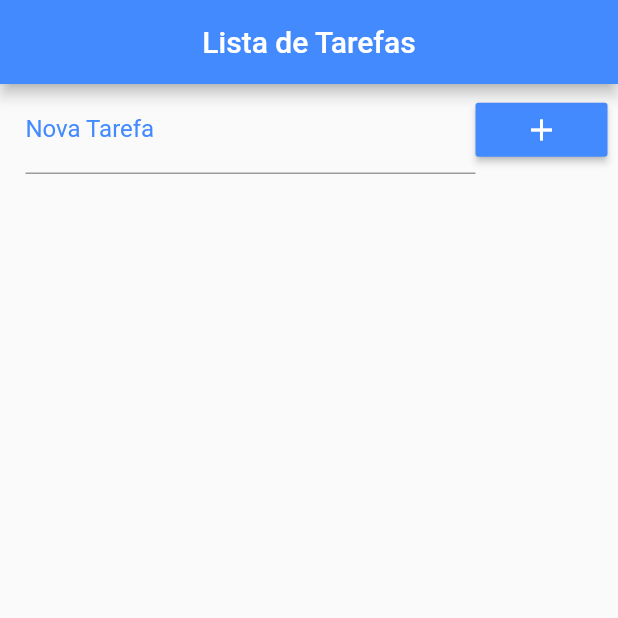
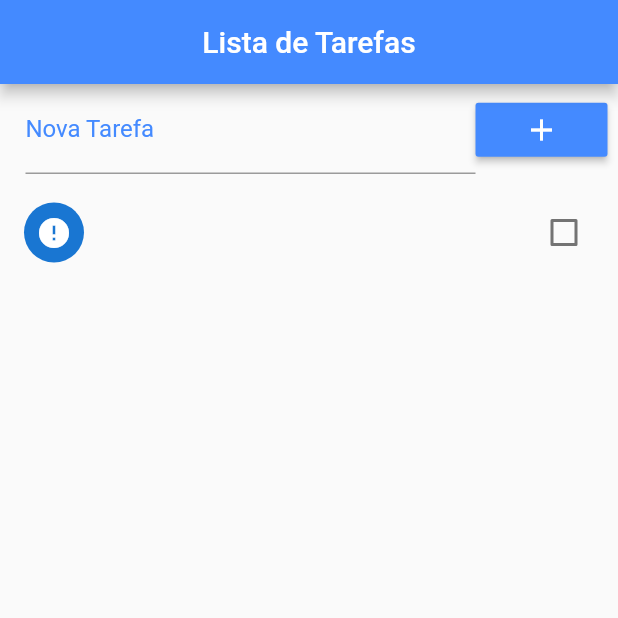
Before and after one commit to l3k/todo-flutter, a Flutter app: the screen it shows after launch, after a tap on the "add" icon, on a phone screen of 412 x 824 dp, the top half of it. Run offline on Flutter 3.47's test engine with Material 2 defaults, Android fonts, the phone set to English and light mode, and no system bars.

Commit message:
Criado a Lista, adicionado na mesma, salvando permanentemente e removendo itens

```diff
--- a/lib/main.dart
+++ b/lib/main.dart
@@ -16,7 +16,32 @@ class Home extends StatefulWidget {
 }
 
 class _HomeState extends State<Home> {
+  final _toDoController = TextEditingController();
+
   List _toDoList = [];
+
+
+  @override
+  void initState() {
+    super.initState();
+
+    _readData().then((data) {
+      setState(() {
+        _toDoList = json.decode(data);
+      });
+    });
+  }
+
+  void _addToDo() {
+    setState(() {
+      Map<String, dynamic> newToDo = Map();
+      newToDo["title"] = _toDoController.text;
+      _toDoController.text = "";
+      newToDo["ok"] = false;
+      _toDoList.add(newToDo);
+      _saveData();
+    });
+  }
 
   @override
   Widget build(BuildContext context) {
@@ -34,23 +59,61 @@ class _HomeState extends State<Home> {
               children: <Widget>[
                 Expanded(
                     child: TextField(
-                      decoration: InputDecoration(
-                        labelText: "Nova Tarefa",
-                        labelStyle: TextStyle(color: Colors.blueAccent)),
+                  controller: _toDoController,
+                  decoration: InputDecoration(
+                      labelText: "Nova Tarefa",
+                      labelStyle: TextStyle(color: Colors.blueAccent)),
                 )),
                 RaisedButton(
                   color: Colors.blueAccent,
                   child: Icon(Icons.add),
                   textColor: Colors.white,
-                  onPressed: () {},
+                  onPressed: _addToDo,
                 )
               ],
             ),
+          ),
+          Expanded(
+            child: ListView.builder(
+                padding: EdgeInsets.only(top: 10.0),
+                itemCount: _toDoList.length,
+                itemBuilder: buildItem),
           )
         ],
       ),
     );
   }
+
+  Widget buildItem(context, index) {
+    return Dismissible(
+      key: Key(DateTime.now().millisecondsSinceEpoch.toString()),
+      background: Container(
+        color: Colors.red,
+        child: Align(
+          alignment: Alignment(-0.9, 0.0),
+          child: Icon(Icons.delete, color: Colors.white,),
+        ),
+      ),
+      direction: DismissDirection.startToEnd,
+      child: CheckboxListTile(
+        title: Text(_toDoList[index]["title"]),
+        value: _toDoList[index]["ok"],
+        secondary: CircleAvatar(
+          child: Icon(
+              _toDoList[index]["ok"] ? Icons.check : Icons.error
+          ),
+        ),
+        onChanged: (c){
+          setState(() {
+            _toDoList[index]["ok"] = c;
+            _saveData();
+          });
+        },
+      ),
+    );
+  }
+
+  /**/
 
   Future<File> _getFile() async {
     final directory = await getApplicationDocumentsDirectory();
@@ -64,7 +127,7 @@ class _HomeState extends State<Home> {
     return file.writeAsString(data);
   }
 
-  Future<String> _readerData() async {
+  Future<String> _readData() async {
     try {
       final file = await _getFile();
 
--- a/pubspec.yaml
+++ b/pubspec.yaml
@@ -23,7 +23,7 @@ dependencies:
   # The following adds the Cupertino Icons font to your application.
   # Use with the CupertinoIcons class for iOS style icons.
   cupertino_icons: ^0.1.2
-  path_provider: ^1.1.0
+  path_provider: ^1.3.0
 dev_dependencies:
   flutter_test:
     sdk: flutter
```
